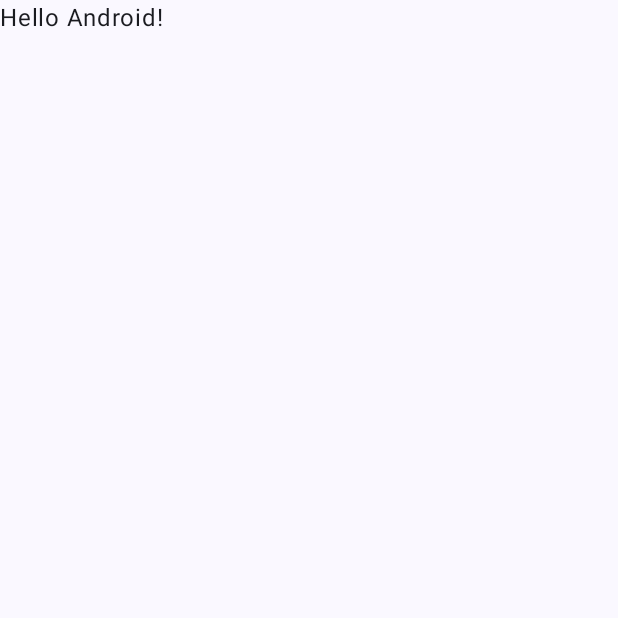
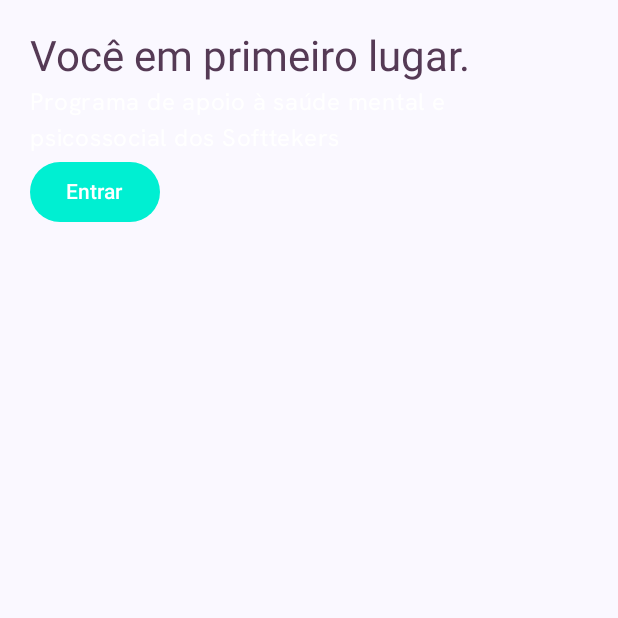
Before and after one commit to carolina-aizawa-moreira/softtekers_app, an Android app built with Jetpack Compose: the screen it shows after launch (MainActivity), on a phone screen of 412 x 824 dp, the top half of it. Before the commit the part shown is almost empty. Run offline under Robolectric (Android 15) with nearby library versions, the phone set to English and light mode, and no system bars; Roboto replaces fonts that are not available here.

Commit message:
Workflow das telas, tema do aplicacao, estrutura do app

```diff
--- a/softtekers/app/build.gradle.kts
+++ b/softtekers/app/build.gradle.kts
@@ -49,6 +49,9 @@ dependencies {
     implementation(libs.androidx.ui.graphics)
     implementation(libs.androidx.ui.tooling.preview)
     implementation(libs.androidx.material3)
+    implementation(libs.androidx.navigation.compose)
+    implementation(libs.androidx.storage)
+
     testImplementation(libs.junit)
     androidTestImplementation(libs.androidx.junit)
     androidTestImplementation(libs.androidx.espresso.core)
@@ -56,4 +59,6 @@ dependencies {
     androidTestImplementation(libs.androidx.ui.test.junit4)
     debugImplementation(libs.androidx.ui.tooling)
     debugImplementation(libs.androidx.ui.test.manifest)
+
+
 }
--- a/softtekers/app/src/main/java/com/fiap/softtekers/MainActivity.kt
+++ b/softtekers/app/src/main/java/com/fiap/softtekers/MainActivity.kt
@@ -1,47 +1,91 @@
 package com.fiap.softtekers
 
+import android.annotation.SuppressLint
 import android.os.Bundle
 import androidx.activity.ComponentActivity
 import androidx.activity.compose.setContent
 import androidx.activity.enableEdgeToEdge
+import androidx.compose.foundation.layout.PaddingValues
 import androidx.compose.foundation.layout.fillMaxSize
+import androidx.compose.foundation.layout.fillMaxWidth
 import androidx.compose.foundation.layout.padding
+import androidx.compose.material3.HorizontalDivider
+import androidx.compose.material3.MaterialTheme
 import androidx.compose.material3.Scaffold
-import androidx.compose.material3.Text
-import androidx.compose.runtime.Composable
+import androidx.compose.material3.ScaffoldDefaults.contentWindowInsets
+import androidx.compose.runtime.getValue
 import androidx.compose.ui.Modifier
-import androidx.compose.ui.tooling.preview.Preview
+import androidx.compose.ui.graphics.Color
+import androidx.compose.ui.unit.dp
+import androidx.navigation.compose.NavHost
+import androidx.navigation.compose.composable
+import androidx.navigation.compose.currentBackStackEntryAsState
+import androidx.navigation.compose.rememberNavController
+import com.fiap.softtekers.components.BottomNavBar
+import com.fiap.softtekers.components.TopNavBar
+import com.fiap.softtekers.screens.AnalisysScreen
+import com.fiap.softtekers.screens.CheckInScreen
+import com.fiap.softtekers.screens.HomeScreen
+import com.fiap.softtekers.screens.LoginScreen
 import com.fiap.softtekers.ui.theme.SofttekersTheme
 
 class MainActivity : ComponentActivity() {
+    @SuppressLint("UnusedMaterial3ScaffoldPaddingParameter")
     override fun onCreate(savedInstanceState: Bundle?) {
         super.onCreate(savedInstanceState)
         enableEdgeToEdge()
         setContent {
             SofttekersTheme {
-                Scaffold(modifier = Modifier.fillMaxSize()) { innerPadding ->
-                    Greeting(
-                        name = "Android",
-                        modifier = Modifier.padding(innerPadding)
-                    )
+                val navController = rememberNavController()
+                // Observe the current back stack entry
+                val navBackStackEntry by navController.currentBackStackEntryAsState()
+                val currentRoute = navBackStackEntry?.destination?.route
+                val showTopBar = when (currentRoute) {
+                    "home", "checkIn", "analisys" -> true // Show on these screens
+                    else -> false // Hide on other screens (e.g., "login")
+                }
+                val showBottomBar = when (currentRoute) {
+                    "home", "analisys" -> true // Show on these screens
+                    else -> false // Hide on other screens (e.g., "login")
+                }
+                Scaffold(
+                    containerColor = MaterialTheme.colorScheme.primary,
+                    contentColor = MaterialTheme.colorScheme.onPrimary,
+                    contentWindowInsets = contentWindowInsets,
+                    topBar = {
+                        if (showTopBar) {
+                            TopNavBar(navController = navController)
+                        }
+                    },
+                    bottomBar = {
+                        if (showBottomBar) {
+                            BottomNavBar(navController = navController)
+                        }
+                    }
+                ) { innerPadding: PaddingValues ->
+                    NavHost(
+                        navController = navController,
+                        startDestination = "login",
+                        modifier = Modifier
+                            .fillMaxSize() // Fill the available space
+                            .padding(innerPadding) // <-- APPLY the PaddingValues here
+                    ) {
+
+                        composable("login") {
+                            LoginScreen(navController)
+                        }
+                        composable("home") {
+                            HomeScreen(navController)
+                        }
+                        composable("checkIn") {
+                            CheckInScreen(navController)
+                        }
+                        composable("analisys"){
+                            AnalisysScreen(navController)
+                        }
+                    }
                 }
             }
         }
     }
 }
-
-@Composable
-fun Greeting(name: String, modifier: Modifier = Modifier) {
-    Text(
-        text = "Hello $name!",
-        modifier = modifier
-    )
-}
-
-@Preview(showBackground = true)
-@Composable
-fun GreetingPreview() {
-    SofttekersTheme {
-        Greeting("Android")
-    }
-}
--- /dev/null
+++ b/softtekers/app/src/main/java/com/fiap/softtekers/screens/LoginScreen.kt
@@ -0,0 +1,40 @@
+package com.fiap.softtekers.screens
+
+import androidx.compose.foundation.background
+import androidx.compose.foundation.layout.Box
+import androidx.compose.foundation.layout.Column
+import androidx.compose.foundation.layout.fillMaxSize
+import androidx.compose.foundation.layout.padding
+import androidx.compose.foundation.lazy.LazyColumn
+import androidx.compose.material3.Button
+import androidx.compose.material3.ButtonDefaults
+import androidx.compose.material3.MaterialTheme
+import androidx.compose.material3.Text
+import androidx.compose.runtime.Composable
+import androidx.compose.ui.Modifier
+import androidx.compose.ui.graphics.Color
+import androidx.compose.ui.unit.dp
+import androidx.navigation.NavController
+import com.fiap.softtekers.ui.theme.YouTertiary
+
+@Composable
+
+fun LoginScreen(navController: NavController) {
+    Column(
+        modifier = Modifier
+            .fillMaxSize()
+            .background(color = Color(MaterialTheme.colorScheme.surface.value))
+            .padding(20.dp)
+    ) {
+        Text(text = "Você em primeiro lugar.", style = MaterialTheme.typography.headlineMedium, color = MaterialTheme.colorScheme.tertiary)
+        Text(text = "Programa de apoio à saúde mental e psicossocial dos Softtekers")
+        Button(
+            onClick = {
+                navController.navigate("checkIn")
+            },
+            colors = ButtonDefaults.buttonColors(YouTertiary)
+        ) {
+            Text(text = "Entrar")
+        }
+    }
+}
--- a/softtekers/app/src/main/java/com/fiap/softtekers/ui/theme/Color.kt
+++ b/softtekers/app/src/main/java/com/fiap/softtekers/ui/theme/Color.kt
@@ -9,3 +9,7 @@ val Pink80 = Color(0xFFEFB8C8)
 val Purple40 = Color(0xFF6650a4)
 val PurpleGrey40 = Color(0xFF625b71)
 val Pink40 = Color(0xFF7D5260)
+
+val YouPrimary = Color(0xFF1948FF)
+val YouSecondary = Color(0xFF0288D1)
+val YouTertiary = Color(0xFF00EFD2)
--- a/softtekers/app/src/main/java/com/fiap/softtekers/ui/theme/Theme.kt
+++ b/softtekers/app/src/main/java/com/fiap/softtekers/ui/theme/Theme.kt
@@ -9,28 +9,28 @@ import androidx.compose.material3.dynamicDarkColorScheme
 import androidx.compose.material3.dynamicLightColorScheme
 import androidx.compose.material3.lightColorScheme
 import androidx.compose.runtime.Composable
+import androidx.compose.ui.graphics.Color
 import androidx.compose.ui.platform.LocalContext
 
 private val DarkColorScheme = darkColorScheme(
-    primary = Purple80,
-    secondary = PurpleGrey80,
-    tertiary = Pink80
+    primary = YouPrimary,
+    secondary = YouSecondary,
+    tertiary = YouTertiary
 )
 
 private val LightColorScheme = lightColorScheme(
-    primary = Purple40,
-    secondary = PurpleGrey40,
-    tertiary = Pink40
+    primary = YouPrimary,
+    secondary = YouSecondary,
+    tertiary = YouTertiary,
 
-    /* Other default colors to override
-    background = Color(0xFFFFFBFE),
-    surface = Color(0xFFFFFBFE),
+    /* Other default colors to override*/
+    background = YouPrimary,
+    surface = YouPrimary,
     onPrimary = Color.White,
     onSecondary = Color.White,
-    onTertiary = Color.White,
-    onBackground = Color(0xFF1C1B1F),
-    onSurface = Color(0xFF1C1B1F),
-    */
+    onTertiary = Color.Black,
+    onBackground = Color.White,
+    onSurface = Color.White
 )
 
 @Composable
--- a/softtekers/app/src/main/java/com/fiap/softtekers/ui/theme/Type.kt
+++ b/softtekers/app/src/main/java/com/fiap/softtekers/ui/theme/Type.kt
@@ -2,33 +2,50 @@ package com.fiap.softtekers.ui.theme
 
 import androidx.compose.material3.Typography
 import androidx.compose.ui.text.TextStyle
+import androidx.compose.ui.text.font.Font
 import androidx.compose.ui.text.font.FontFamily
 import androidx.compose.ui.text.font.FontWeight
 import androidx.compose.ui.unit.sp
+import com.fiap.softtekers.R
+
+// Define the FontFamily for Hanken Grotesk
+val HankenGrotesk = FontFamily(
+    Font(R.font.hanken_grotesk_medium, FontWeight.Normal),
+    Font(R.font.hanken_grotesk_regular, FontWeight.Medium),
+    Font(R.font.hanken_grotesk_semibold, FontWeight.SemiBold),
+    Font(R.font.hanken_grotesk_bold, FontWeight.Bold)
+    // Add other weights and styles (italic) if you have them
+    // e.g., Font(R.font.hanken_grotesk_italic, FontWeight.Normal, FontStyle.Italic)
+)
 
 // Set of Material typography styles to start with
 val Typography = Typography(
     bodyLarge = TextStyle(
-        fontFamily = FontFamily.Default,
-        fontWeight = FontWeight.Normal,
+        fontFamily = HankenGrotesk,
+        fontWeight = FontWeight.Medium,
         fontSize = 16.sp,
         lineHeight = 24.sp,
         letterSpacing = 0.5.sp
-    )
-    /* Other default text styles to override
+    ),
     titleLarge = TextStyle(
-        fontFamily = FontFamily.Default,
+        fontFamily = HankenGrotesk,
         fontWeight = FontWeight.Normal,
         fontSize = 22.sp,
         lineHeight = 28.sp,
         letterSpacing = 0.sp
     ),
+    headlineLarge = TextStyle(
+        fontFamily = HankenGrotesk,
+        fontWeight = FontWeight.Normal,
+        fontSize = 48.sp,
+        lineHeight = 52.sp,
+        letterSpacing = 0.sp
+    ),
     labelSmall = TextStyle(
-        fontFamily = FontFamily.Default,
+        fontFamily = HankenGrotesk,
         fontWeight = FontWeight.Medium,
         fontSize = 11.sp,
         lineHeight = 16.sp,
         letterSpacing = 0.5.sp
     )
-    */
 )
--- a/softtekers/gradle/libs.versions.toml
+++ b/softtekers/gradle/libs.versions.toml
@@ -1,5 +1,5 @@
 [versions]
-agp = "8.9.0"
+agp = "8.6.0"
 kotlin = "2.0.21"
 coreKtx = "1.15.0"
 junit = "4.13.2"
@@ -8,9 +8,12 @@ espressoCore = "3.6.1"
 lifecycleRuntimeKtx = "2.8.7"
 activityCompose = "1.10.1"
 composeBom = "2024.09.00"
+androidxNavigation = "2.7.7"
+storage = "1.5.0"
 
 [libraries]
 androidx-core-ktx = { group = "androidx.core", name = "core-ktx", version.ref = "coreKtx" }
+androidx-navigation-compose = { group = "androidx.navigation", name = "navigation-compose", version.ref = "androidxNavigation" }
 junit = { group = "junit", name = "junit", version.ref = "junit" }
 androidx-junit = { group = "androidx.test.ext", name = "junit", version.ref = "junitVersion" }
 androidx-espresso-core = { group = "androidx.test.espresso", name = "espresso-core", version.ref = "espressoCore" }
@@ -24,6 +27,7 @@ androidx-ui-tooling-preview = { group = "androidx.compose.ui", name = "ui-toolin
 androidx-ui-test-manifest = { group = "androidx.compose.ui", name = "ui-test-manifest" }
 androidx-ui-test-junit4 = { group = "androidx.compose.ui", name = "ui-test-junit4" }
 androidx-material3 = { group = "androidx.compose.material3", name = "material3" }
+androidx-storage = { group = "androidx.test.services", name = "storage", version.ref = "storage" }
 
 [plugins]
 android-application = { id = "com.android.application", version.ref = "agp" }
```
Also changed, not shown: softtekers/app/src/main/java/com/fiap/softtekers/components/BottomNavBar.kt (added, +101 -0 lines), softtekers/app/src/main/java/com/fiap/softtekers/components/TopNavBar.kt (added, +64 -0 lines), softtekers/app/src/main/java/com/fiap/softtekers/screens/AnalisysScreen.kt (added, +18 -0 lines), softtekers/app/src/main/java/com/fiap/softtekers/screens/CheckInScreen.kt (added, +41 -0 lines), softtekers/app/src/main/java/com/fiap/softtekers/screens/HomeScreen.kt (added, +18 -0 lines), softtekers/app/src/main/res/font/hanken_grotesk_bold.ttf (added), softtekers/app/src/main/res/font/hanken_grotesk_medium.ttf (added), softtekers/app/src/main/res/font/hanken_grotesk_regular.ttf (added), softtekers/app/src/main/res/font/hanken_grotesk_semibold.ttf (added), 1 other file.
